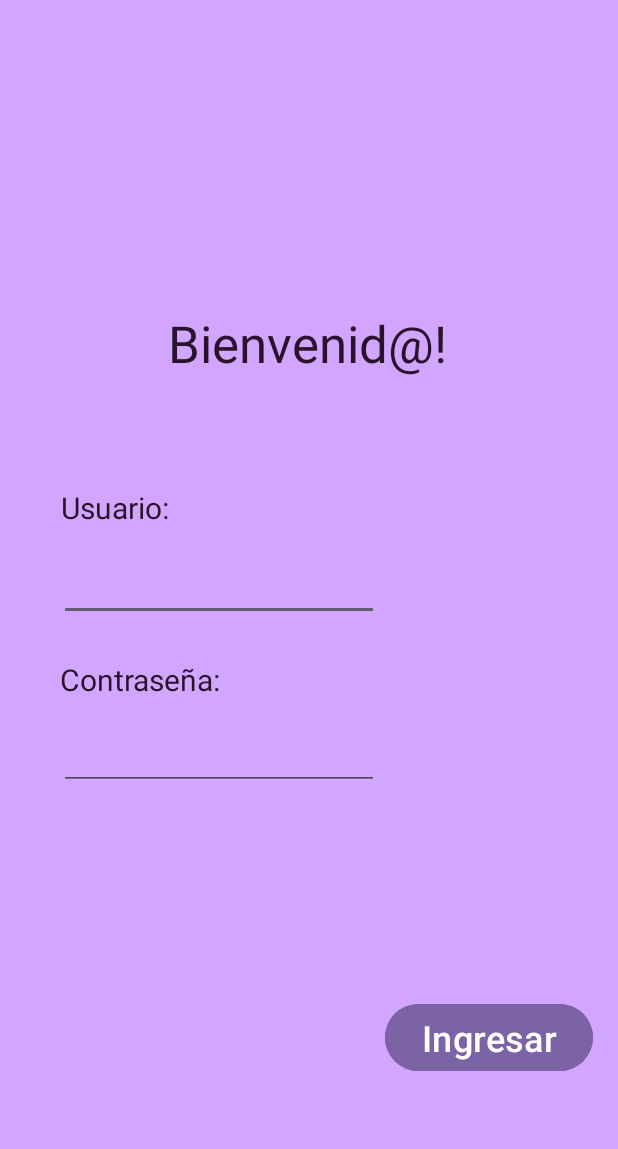
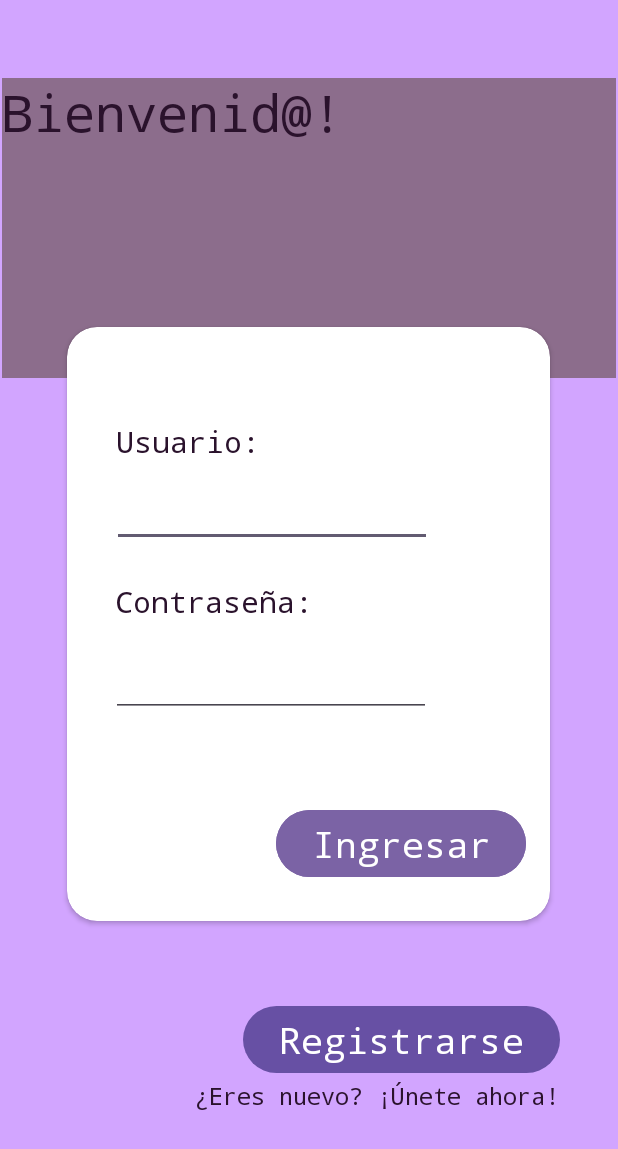
Before and after one commit to Joan000111/ProyectoPrototipo, an Android app: the screen it shows after launch (MainActivity), on a phone screen of 412 x 824 dp. Shown: the top 1149 px of the screen. Run offline under Robolectric (Android 15) with nearby library versions, the phone set to English and light mode, and no system bars.

Commit message:
el diseño mi pasion

```diff
--- a/app/build.gradle.kts
+++ b/app/build.gradle.kts
@@ -34,6 +34,10 @@ dependencies {
     implementation("com.google.android.material:material:1.9.0")
     implementation("androidx.constraintlayout:constraintlayout:2.1.4")
     testImplementation("junit:junit:4.13.2")
+
+    //card view
+    implementation("android.cardview:cardview:1.0.0")
+
     androidTestImplementation("androidx.test.ext:junit:1.1.5")
     androidTestImplementation("androidx.test.espresso:espresso-core:3.5.1")
 }
--- a/app/src/main/res/layout/activity_main.xml
+++ b/app/src/main/res/layout/activity_main.xml
@@ -25,47 +25,63 @@
             android:layout_width="match_parent"
             android:layout_height="match_parent">
 
-            <TextView
-                android:id="@+id/bienvenida"
-                android:layout_width="wrap_content"
-                android:layout_height="wrap_content"
-                android:text="Bienvenid@!"
-                android:textColor="@color/material_dynamic_tertiary10"
-                android:textSize="34sp"
+            <View
+                android:id="@+id/view"
+                android:layout_width="match_parent"
+                android:layout_height="200dp"
+                android:background="@android:color/system_accent3_500"
+                app:layout_constraintEnd_toEndOf="parent"
+                app:layout_constraintHorizontal_bias="0.5"
+                app:layout_constraintStart_toStartOf="parent"
+                tools:ignore="NewApi" />
+
+            <androidx.cardview.widget.CardView
+                android:id="@+id/cardView"
+                android:layout_width="322dp"
+                android:layout_height="396dp"
+                android:layout_marginStart="24dp"
+                android:layout_marginEnd="24dp"
+                app:cardCornerRadius="20dp"
                 app:layout_constraintBottom_toBottomOf="parent"
                 app:layout_constraintEnd_toEndOf="parent"
-                app:layout_constraintHorizontal_bias="0.497"
+                app:layout_constraintHorizontal_bias="0.487"
                 app:layout_constraintStart_toStartOf="parent"
                 app:layout_constraintTop_toTopOf="parent"
-                app:layout_constraintVertical_bias="0.225" />
+                app:layout_constraintVertical_bias="0.497">
+
+                <androidx.constraintlayout.widget.ConstraintLayout
+                    android:layout_width="match_parent"
+                    android:layout_height="match_parent">
 
                     <TextView
                         android:id="@+id/usuario"
                         android:layout_width="wrap_content"
                         android:layout_height="wrap_content"
+                        android:fontFamily="monospace"
                         android:text="Usuario:"
                         android:textColor="@color/material_dynamic_tertiary10"
                         android:textSize="20sp"
                         app:layout_constraintBottom_toBottomOf="parent"
                         app:layout_constraintEnd_toEndOf="parent"
-                app:layout_constraintHorizontal_bias="0.116"
+                        app:layout_constraintHorizontal_bias="0.144"
                         app:layout_constraintStart_toStartOf="parent"
                         app:layout_constraintTop_toTopOf="parent"
-                app:layout_constraintVertical_bias="0.388" />
+                        app:layout_constraintVertical_bias="0.17" />
 
                     <TextView
                         android:id="@+id/contrasena"
                         android:layout_width="wrap_content"
                         android:layout_height="wrap_content"
+                        android:fontFamily="monospace"
                         android:text="Contraseña:"
                         android:textColor="@color/material_dynamic_tertiary10"
                         android:textSize="20sp"
                         app:layout_constraintBottom_toBottomOf="parent"
                         app:layout_constraintEnd_toEndOf="parent"
-                app:layout_constraintHorizontal_bias="0.129"
+                        app:layout_constraintHorizontal_bias="0.17"
                         app:layout_constraintStart_toStartOf="parent"
                         app:layout_constraintTop_toTopOf="parent"
-                app:layout_constraintVertical_bias="0.552" />
+                        app:layout_constraintVertical_bias="0.459" />
 
                     <EditText
                         android:id="@+id/editusuario"
@@ -76,10 +92,10 @@
                         android:singleLine="false"
                         app:layout_constraintBottom_toBottomOf="parent"
                         app:layout_constraintEnd_toEndOf="parent"
-                app:layout_constraintHorizontal_bias="0.195"
+                        app:layout_constraintHorizontal_bias="0.275"
                         app:layout_constraintStart_toStartOf="parent"
                         app:layout_constraintTop_toTopOf="parent"
-                app:layout_constraintVertical_bias="0.463" />
+                        app:layout_constraintVertical_bias="0.289" />
 
                     <EditText
                         android:id="@+id/editcontrasena"
@@ -89,24 +105,69 @@
                         android:inputType="textPassword"
                         app:layout_constraintBottom_toBottomOf="parent"
                         app:layout_constraintEnd_toEndOf="parent"
-                app:layout_constraintHorizontal_bias="0.195"
+                        app:layout_constraintHorizontal_bias="0.273"
                         app:layout_constraintStart_toStartOf="parent"
                         app:layout_constraintTop_toTopOf="parent"
-                app:layout_constraintVertical_bias="0.628" />
+                        app:layout_constraintVertical_bias="0.613" />
 
                     <Button
                         android:id="@+id/ingresar"
                         android:layout_width="wrap_content"
                         android:layout_height="wrap_content"
                         android:backgroundTint="#7B63A5"
+                        android:fontFamily="monospace"
                         android:text="Ingresar"
                         android:textSize="24sp"
                         app:layout_constraintBottom_toBottomOf="parent"
                         app:layout_constraintEnd_toEndOf="parent"
-                app:layout_constraintHorizontal_bias="0.943"
+                        app:layout_constraintHorizontal_bias="0.898"
                         app:layout_constraintStart_toStartOf="parent"
                         app:layout_constraintTop_toTopOf="parent"
-                app:layout_constraintVertical_bias="0.906" />
+                        app:layout_constraintVertical_bias="0.927" />
+
+                </androidx.constraintlayout.widget.ConstraintLayout>
+            </androidx.cardview.widget.CardView>
+
+            <TextView
+                android:id="@+id/bienvenida"
+                android:layout_width="wrap_content"
+                android:layout_height="wrap_content"
+                android:fontFamily="monospace"
+                android:text="Bienvenid@!"
+                android:textColor="@color/material_dynamic_tertiary10"
+                android:textSize="34sp"
+                tools:layout_editor_absoluteX="93dp"
+                tools:layout_editor_absoluteY="82dp" />
+
+            <Button
+                android:id="@+id/bregistrarse"
+                android:layout_width="wrap_content"
+                android:layout_height="wrap_content"
+                android:fontFamily="monospace"
+                android:text="Registrarse"
+                android:textSize="24sp"
+                app:layout_constraintBottom_toBottomOf="parent"
+                app:layout_constraintEnd_toEndOf="parent"
+                app:layout_constraintHorizontal_bias="0.813"
+                app:layout_constraintStart_toStartOf="parent"
+                app:layout_constraintTop_toTopOf="parent"
+                app:layout_constraintVertical_bias="0.908" />
+
+            <TextView
+                android:id="@+id/tmensajeregistro"
+                android:layout_width="wrap_content"
+                android:layout_height="wrap_content"
+                android:fontFamily="monospace"
+                android:text="¿Eres nuevo? ¡Únete ahora!"
+                android:textColor="@color/material_dynamic_tertiary10"
+                android:textSize="16sp"
+                app:layout_constraintBottom_toBottomOf="parent"
+                app:layout_constraintEnd_toEndOf="parent"
+                app:layout_constraintHorizontal_bias="0.771"
+                app:layout_constraintStart_toStartOf="parent"
+                app:layout_constraintTop_toTopOf="parent"
+                app:layout_constraintVertical_bias="0.943" />
+
         </androidx.constraintlayout.widget.ConstraintLayout>
     </LinearLayout>
 </androidx.constraintlayout.widget.ConstraintLayout>
```
Also changed, not shown: app/src/main/res/layout/activity_busqueda.xml (+91 -57 lines). Lines whose indentation alone changed are shown as unchanged.
